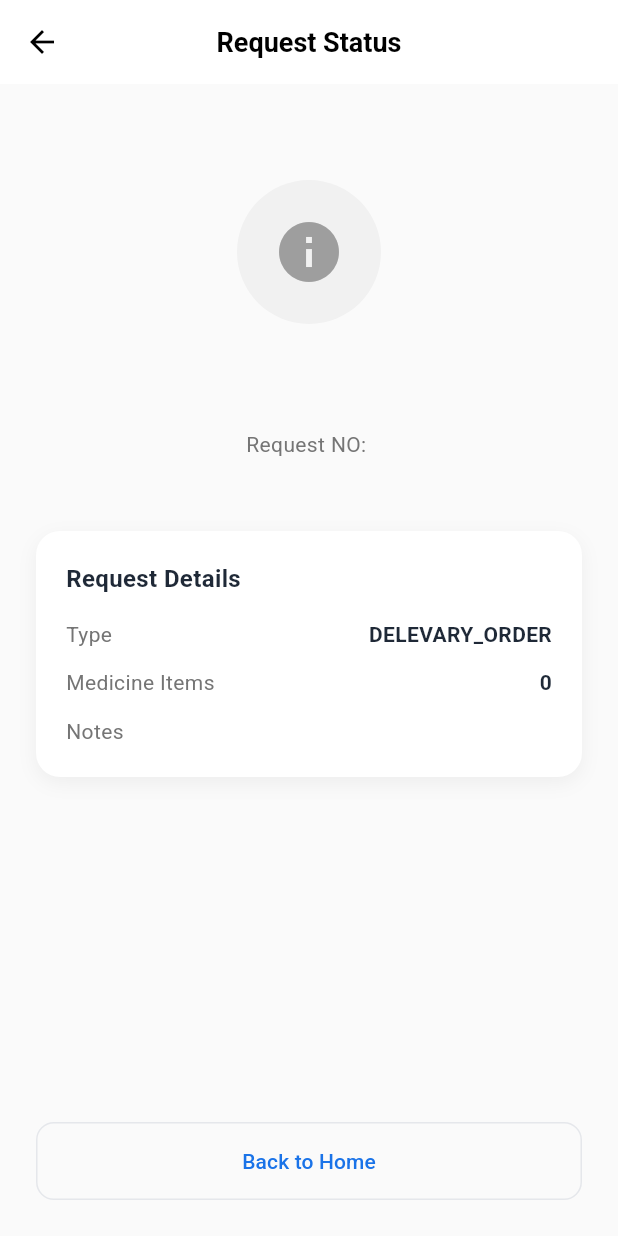
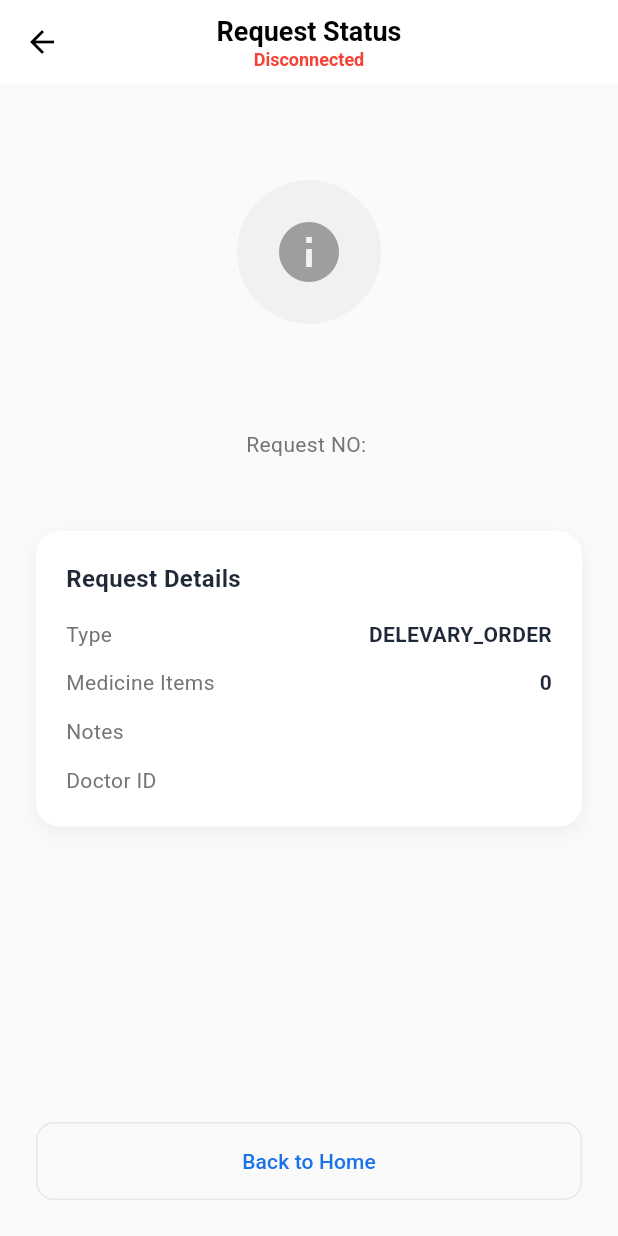
Before and after one commit to eng-abdallahyasser/pharma-connect, a Flutter app: the PharmacyRequestStatusView screen opened directly with empty values, on a phone screen of 412 x 824 dp. Run offline on Flutter 3.47's test engine with Material 3 defaults, Android fonts, the phone set to English and light mode, and no system bars; our stand-ins replace cached_network_image, dio, firebase_core, firebase_messaging, flutter_local_notifications, flutter_map and 8 more; missing offline and left inert: flutter_client_sse; accounts and stored records are empty; network calls fail.

Commit message:
feat: Introduce user profile, notification service, consultations, and pharmacy request features.

```diff
--- a/lib/app/core/services/notification_service.dart
+++ b/lib/app/core/services/notification_service.dart
@@ -108,8 +108,8 @@ class NotificationService extends GetxService {
   /// Handle foreground messages
   void _setupForegroundHandler() {
     FirebaseMessaging.onMessage.listen((RemoteMessage message) {
-      log('📱 FOREGROUND: Got a message!');
-      log('Title: ${message.notification?.title}');
+      log(name : "NotificationService", '📱 FOREGROUND: Got a message!');
+      log(name : "NotificationService", 'Title: ${message.notification?.title}');
 
       // Show local notification
       _showLocalNotification(message);
--- a/lib/app/modules/pharmacy_request/data/models/pharmacy_request_model.dart
+++ b/lib/app/modules/pharmacy_request/data/models/pharmacy_request_model.dart
@@ -10,6 +10,7 @@ class PharmacyRequest {
   final String branchId;
   final RequestMetadata metadata;
   final String id;
+  final DoctorInfo? doctor;
 
   PharmacyRequest({
     required this.requestNo,
@@ -23,6 +24,7 @@ class PharmacyRequest {
     required this.branchId,
     required this.metadata,
     required this.id,
+    this.doctor,
   });
 
   factory PharmacyRequest.fromJson(Map<String, dynamic> json) {
@@ -47,6 +49,39 @@ class PharmacyRequest {
         json['metadata'] as Map<String, dynamic>,
       ),
       id: json['id'] as String,
+      doctor: json['doctor'] != null
+          ? DoctorInfo.fromJson(json['doctor'] as Map<String, dynamic>)
+          : null,
+    );
+  }
+
+  PharmacyRequest copyWith({
+    String? requestNo,
+    ServiceRequestType? type,
+    String? status,
+    List<String>? prescriptionImages,
+    List<ManualItem>? manualItems,
+    String? notes,
+    DateTime? expiresAt,
+    String? userId,
+    String? branchId,
+    RequestMetadata? metadata,
+    String? id,
+    DoctorInfo? doctor,
+  }) {
+    return PharmacyRequest(
+      requestNo: requestNo ?? this.requestNo,
+      type: type ?? this.type,
+      status: status ?? this.status,
+      prescriptionImages: prescriptionImages ?? this.prescriptionImages,
+      manualItems: manualItems ?? this.manualItems,
+      notes: notes ?? this.notes,
+      expiresAt: expiresAt ?? this.expiresAt,
+      userId: userId ?? this.userId,
+      branchId: branchId ?? this.branchId,
+      metadata: metadata ?? this.metadata,
+      id: id ?? this.id,
+      doctor: doctor ?? this.doctor,
     );
   }
 
@@ -63,6 +98,7 @@ class PharmacyRequest {
       'branchId': branchId,
       'metadata': metadata.toJson(),
       'id': id,
+      'doctor': doctor?.toJson(),
     };
   }
 }
@@ -114,3 +150,17 @@ class RequestMetadata {
     };
   }
 }
+
+class DoctorInfo {
+  final String id;
+
+  DoctorInfo({required this.id});
+
+  factory DoctorInfo.fromJson(Map<String, dynamic> json) {
+    return DoctorInfo(id: json['id'] as String);
+  }
+
+  Map<String, dynamic> toJson() {
+    return {'id': id};
+  }
+}
--- a/lib/app/modules/pharmacy_request/views/pharmacy_request_status_view.dart
+++ b/lib/app/modules/pharmacy_request/views/pharmacy_request_status_view.dart
@@ -10,7 +10,22 @@ class PharmacyRequestStatusView
   Widget build(BuildContext context) {
     return Scaffold(
       appBar: AppBar(
-        title: const Text('Request Status'),
+        title: Column(
+          children: [
+            const Text('Request Status'),
+            Obx(
+              () => Text(
+                controller.isConnected.value ? 'Connected' : 'Disconnected',
+                style: TextStyle(
+                  fontSize: 12,
+                  color: controller.isConnected.value
+                      ? Colors.green
+                      : Colors.red,
+                ),
+              ),
+            ),
+          ],
+        ),
         centerTitle: true,
         backgroundColor: Colors.white,
         foregroundColor: Colors.black,
@@ -105,7 +120,8 @@ class PharmacyRequestStatusView
           ),
         ],
       ),
-      child: Column(
+      child: Obx(
+        () => Column(
           crossAxisAlignment: CrossAxisAlignment.start,
           children: [
             Text(
@@ -123,7 +139,12 @@ class PharmacyRequestStatusView
               const SizedBox(height: 12),
               _buildInfoRow('Notes', controller.request.value.notes!),
             ],
+            if (controller.request.value.doctor != null) ...[
+              const SizedBox(height: 12),
+              _buildInfoRow('Doctor ID', controller.request.value.doctor!.id),
             ],
+          ],
+        ),
       ),
     );
   }
--- a/lib/app/modules/profile/controllers/profile_controller.dart
+++ b/lib/app/modules/profile/controllers/profile_controller.dart
@@ -826,4 +826,8 @@ class ProfileController extends GetxController {
       Get.snackbar('Error', 'Failed to delete family member: $e');
     }
   }
+
+  void aboutUs() {
+    // TODO: implement aboutUs
+  }
 }
--- a/lib/app/modules/profile/views/profile_view.dart
+++ b/lib/app/modules/profile/views/profile_view.dart
@@ -166,7 +166,11 @@ class ProfileView extends GetView<ProfileController> {
                     ),
                   ),
 
-                  const SizedBox(height: 24),
+                  Center(
+                    child: TextButton(onPressed: controller.aboutUs, child: Text(" about us "))
+                  ),
+                  const SizedBox(height: 12),
+
                 ],
               ),
             ),
--- a/pubspec.yaml
+++ b/pubspec.yaml
@@ -69,6 +69,7 @@ dependencies:
   flutter_local_notifications: ^18.0.1
 
   flutter_client_sse: ^2.0.3
+  url_launcher: ^6.3.2
 
 dev_dependencies:
   flutter_test:
```
Also changed, not shown: lib/app/modules/consultations/views/consultations_view.dart (+9 -1 lines), lib/app/modules/pharmacy_detail/controllers/pharmacy_detail_controller.dart (+21 -6 lines), lib/app/modules/pharmacy_request/controllers/pharmacy_request_status_controller.dart (+98 -13 lines), lib/app/modules/pharmacy_request/data/providers/pharmacy_request_repository.dart (+9 -15 lines), pubspec.lock, 5 other files. Lines whose indentation alone changed are shown as unchanged.
